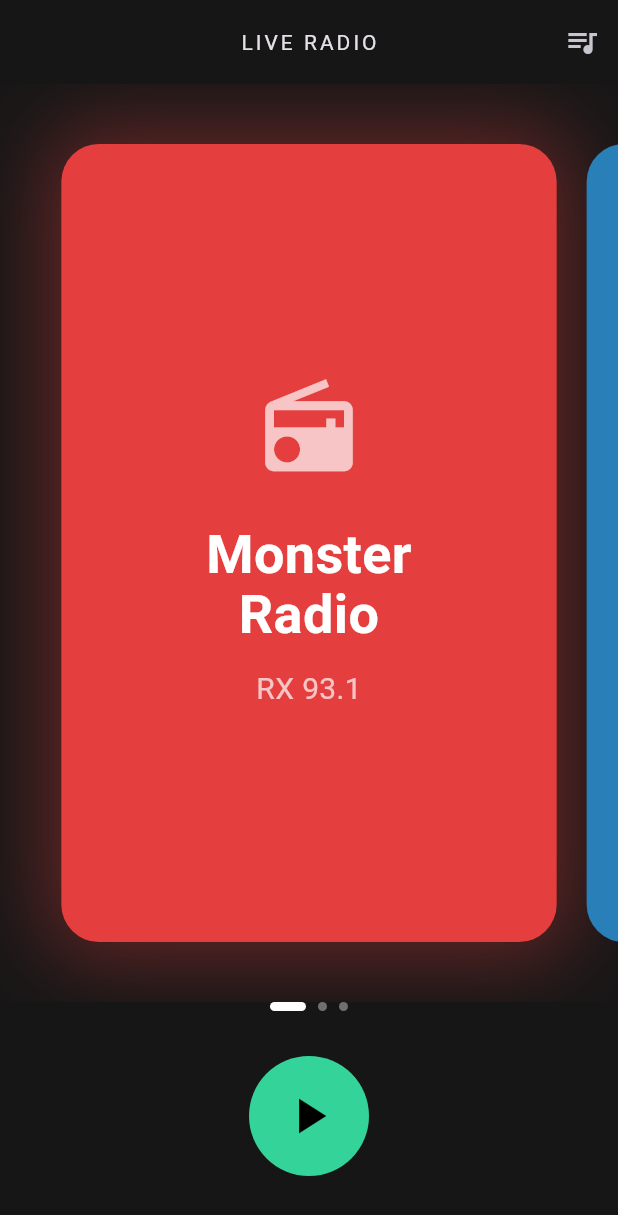
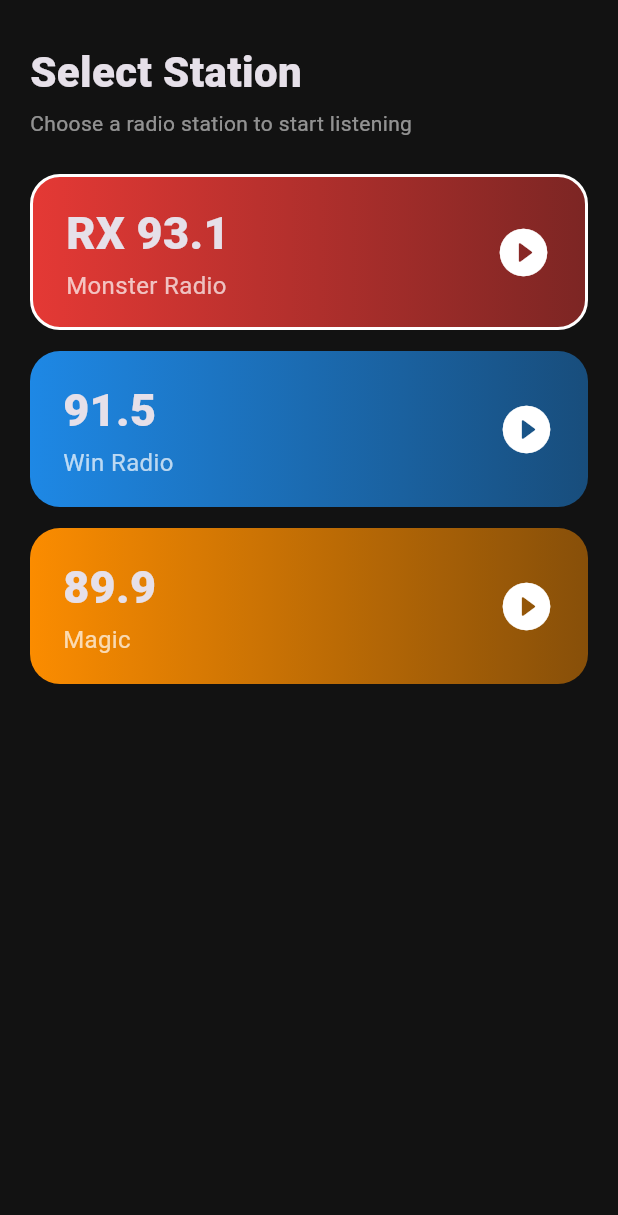
Before and after one commit to DRMx86/RADYOmo, a Flutter app: the screen it shows after launch, on a phone screen of 412 x 824 dp. Shown: the top 1215 px of the screen. Run offline on Flutter 3.47's test engine with Material 3 defaults, Android fonts, the phone set to English and light mode, and no system bars; our stand-ins replace just_audio, just_audio_background.

Commit message:
Refactor radio app structure and improve error handling
Refactor RadioApp and PlayerPage classes, update station handling, and improve error management.

```diff
--- a/lib/main.dart
+++ b/lib/main.dart
@@ -1,105 +1,80 @@
 import 'package:flutter/material.dart';
+import 'package:flutter/services.dart';
 import 'package:just_audio/just_audio.dart';
 import 'package:just_audio_background/just_audio_background.dart';
 
-void main() async {
+Future<void> main() async {
   WidgetsFlutterBinding.ensureInitialized();
-
+  try {
     await JustAudioBackground.init(
-    androidNotificationChannelId: 'com.example.radyomo.channel.audio',
-    androidNotificationChannelName: 'RADYOmo Playback',
+      androidNotificationChannelId: 'com.phradio.channel.audio',
+      androidNotificationChannelName: 'Radio playback',
       androidNotificationOngoing: true,
     );
-
+  } catch (_) {
+    // App still opens even if background service fails to start.
+  }
+  SystemChrome.setSystemUIOverlayStyle(SystemUiOverlayStyle.light);
   runApp(const RadioApp());
 }
 
-class RadioStation {
+class Station {
   final String name;
-  final String frequency;
+  final String freq;
   final String url;
   final Color color;
-  final String logoUrl;
-
-  RadioStation({
-    required this.name,
-    required this.frequency,
-    required this.url,
-    required this.color,
-    required this.logoUrl,
-  });
+  const Station(this.name, this.freq, this.url, this.color);
 }
 
+const stations = <Station>[
+  Station('Monster Radio', 'RX 93.1',
+      'https://in-icecast.eradioportal.com:8443/monsterrrx', Color(0xFFE53935)),
+  // ".m3u" removed: the player needs the raw stream, not a playlist file.
+  Station('Win Radio', '91.5', 'https://stream.zeno.fm/2ss1hgnu6hhvv',
+      Color(0xFF1E88E5)),
+  Station('Magic', '89.9', 'https://stream-161.zeno.fm/sh37pvfd938uv',
+      Color(0xFFFB8C00)),
+];
+
 class RadioApp extends StatelessWidget {
-  const RadioApp({Key? key}) : super(key: key);
-
+  const RadioApp({super.key});
   @override
-  Widget build(BuildContext context) {
-    return MaterialApp(
-      title: 'RADYOmo',
+  Widget build(BuildContext context) => MaterialApp(
+        title: 'PH Radio',
         debugShowCheckedModeBanner: false,
-      theme: ThemeData.dark().copyWith(
-        scaffoldBackgroundColor: const Color(0xFF161616),
+        theme: ThemeData(
+          brightness: Brightness.dark,
+          scaffoldBackgroundColor: const Color(0xFF121212),
         ),
-      home: const RadioPlayerScreen(),
+        home: const PlayerPage(),
       );
 }
+
+class PlayerPage extends StatefulWidget {
+  const PlayerPage({super.key});
+  @override
+  State<PlayerPage> createState() => _PlayerPageState();
 }
 
-class RadioPlayerScreen extends StatefulWidget {
-  const RadioPlayerScreen({Key? key}) : super(key: key);
-
-  @override
-  State<RadioPlayerScreen> createState() => _RadioPlayerScreenState();
-}
-
-class _RadioPlayerScreenState extends State<RadioPlayerScreen> {
-  final AudioPlayer _player = AudioPlayer(
-    userAgent: 'Mozilla/5.0 (Windows NT 10.0; Win64; x64) AppleWebKit/537.36 (KHTML, like Gecko) Chrome/120.0.0.0 Safari/537.36',
-  );
-
-  final PageController _pageController = PageController(viewportFraction: 0.85);
-  int _currentIndex = 0;
-  String? _errorMessage;
-  bool _isLoading = false;
-  int? _playingStationIndex;
-
-  // YOUR EXACT ORIGINAL STATIONS
-  final List<RadioStation> stations = [
-    RadioStation(
-      name: 'Monster\nRadio',
-      frequency: 'RX 93.1',
-      url: 'https://in-icecast.eradioportal.com:8443/monsterrrx',
-      color: const Color(0xFFE53E3E), // Red
-      logoUrl: 'https://via.placeholder.com/300/E53E3E/FFFFFF?text=Monster+Radio',
-    ),
-    RadioStation(
-      name: 'Win Radio',
-      frequency: '91.5',
-      url: 'https://stream.zeno.fm/2ss1hgnu6hhvv.m3u',
-      color: const Color(0xFF2980B9), // Blue
-      logoUrl: 'https://via.placeholder.com/300/2980B9/FFFFFF?text=Win+Radio',
-    ),
-    RadioStation(
-      name: 'Magic',
-      frequency: '89.9',
-      url: 'https://stream-161.zeno.fm/sh37pvfd938uv',
-      color: const Color(0xFFE67E22), // Orange
-      logoUrl: 'https://via.placeholder.com/300/E67E22/FFFFFF?text=Magic+89.9',
-    ),
-  ];
+class _PlayerPageState extends State<PlayerPage> {
+  late final AudioPlayer _player;
+  int _index = 0;
+  int _dir = 1; // slide direction for station change
+  bool _showList = true; // station selection visible on launch
 
   @override
   void initState() {
     super.initState();
+    // FIXED: Added userAgent so the radio servers don't block the app
+    _player = AudioPlayer(
+      userAgent: 'Mozilla/5.0 (Windows NT 10.0; Win64; x64) AppleWebKit/537.36 (KHTML, like Gecko) Chrome/120.0.0.0 Safari/537.36',
+    );
 
+    // FIXED: Added error listener for just_audio 0.9.46 without breaking your UI
     _player.playbackEventStream.listen(
       (event) {},
       onError: (Object error, StackTrace stackTrace) {
-        setState(() {
-          _errorMessage = "Playback Error: ${error.toString()}";
-          _isLoading = false;
-        });
+        _snack('Playback error. Check your connection.');
       },
     );
   }
@@ -107,176 +82,195 @@ class _RadioPlayerScreenState extends State<RadioPlayerScreen> {
   @override
   void dispose() {
     _player.dispose();
-    _pageController.dispose();
     super.dispose();
   }
 
-  Future<void> _togglePlay(int index) async {
-    final station = stations[index];
+  void _snack(String m) {
+    if (!mounted) return;
+    ScaffoldMessenger.of(context).showSnackBar(SnackBar(content: Text(m)));
+  }
 
-    if (_playingStationIndex != index) {
-      setState(() {
-        _errorMessage = null;
-        _isLoading = true;
-        _playingStationIndex = index;
-      });
-
+  Future<void> _load(int i) async {
+    final s = stations[i];
     try {
-        await _player.stop();
-        await _player.setAudioSource(
-          AudioSource.uri(
-            Uri.parse(station.url),
-            tag: MediaItem(
-              id: station.name,
-              title: station.name.replaceAll('\n', ' '),
-              artist: station.frequency,
-              artUri: Uri.parse(station.logoUrl),
-            ),
-          ),
-        );
-
-        if (mounted) setState(() => _isLoading = false);
+      await _player.setAudioSource(AudioSource.uri(
+        Uri.parse(s.url),
+        tag: MediaItem(id: s.url, title: s.name, artist: s.freq, album: 'Live Radio'),
+      ));
       _player.play();
-      } catch (e) {
-        if (mounted) {
-          setState(() {
-            _errorMessage = "Error: $e";
-            _isLoading = false;
-          });
+    } catch (_) {
+      _snack('Unable to play this station. Check your connection.');
     }
   }
+
+  Future<void> _toggle() async {
+    if (_player.playing) {
+      await _player.stop(); // live stream: resume returns to live
     } else {
-      if (_player.playing) {
-        _player.pause();
-      } else {
-        _player.play();
+      await _load(_index);
     }
-      setState(() {});
   }
+
+  void _select(int i, {bool fromList = false}) {
+    setState(() {
+      _dir = i >= _index ? 1 : -1;
+      _index = i;
+      if (fromList) _showList = false;
+    });
+    if (fromList || _player.playing) _load(i);
+  }
+
+  void _onSwipe(DragEndDetails d) {
+    final v = d.primaryVelocity ?? 0;
+    if (v < -300 && _index < stations.length - 1) _select(_index + 1);
+    if (v > 300 && _index > 0) _select(_index - 1);
   }
 
   @override
   Widget build(BuildContext context) {
+    final st = stations[_index];
     return Scaffold(
-      appBar: AppBar(
-        title: const Text('LIVE RADIO', style: TextStyle(letterSpacing: 2, fontSize: 14)),
-        centerTitle: true,
-        backgroundColor: Colors.transparent,
-        elevation: 0,
-        actions: [
-          IconButton(
-            icon: const Icon(Icons.queue_music),
-            onPressed: () {},
-          )
-        ],
-      ),
-      body: Column(
+      body: Stack(
         children: [
-          Expanded(
-            child: PageView.builder(
-              controller: _pageController,
-              itemCount: stations.length,
-              onPageChanged: (index) {
-                setState(() {
-                  _currentIndex = index;
-                });
-              },
-              itemBuilder: (context, index) {
-                final station = stations[index];
-                return AnimatedContainer(
-                  duration: const Duration(milliseconds: 300),
-                  margin: const EdgeInsets.symmetric(horizontal: 10, vertical: 40),
+          // ---------- PLAYER ----------
+          AnimatedContainer(
+            duration: const Duration(milliseconds: 500),
             decoration: BoxDecoration(
-                    color: station.color,
-                    borderRadius: BorderRadius.circular(25),
-                    boxShadow: [
-                      if (_currentIndex == index)
-                        BoxShadow(
-                          color: station.color.withOpacity(0.4),
-                          blurRadius: 50,
-                          spreadRadius: 10,
-                        )
-                    ],
-                  ),
-                  child: Column(
-                    mainAxisAlignment: MainAxisAlignment.center,
-                    children: [
-                      const Icon(Icons.radio, size: 70, color: Colors.white70),
-                      const SizedBox(height: 30),
-                      Text(
-                        station.name,
-                        textAlign: TextAlign.center,
-                        style: const TextStyle(
-                          fontSize: 36,
-                          fontWeight: FontWeight.bold,
-                          height: 1.1,
-                          color: Colors.white
+              gradient: LinearGradient(
+                begin: Alignment.topCenter,
+                end: Alignment.bottomCenter,
+                colors: [st.color.withOpacity(0.6), const Color(0xFF121212)],
+                stops: const [0, 0.7],
               ),
             ),
-                      const SizedBox(height: 15),
-                      Text(
-                        station.frequency,
-                        style: const TextStyle(fontSize: 20, color: Colors.white70)
+            child: SafeArea(
+              child: Column(
+                children: [
+                  Padding(
+                    padding: const EdgeInsets.fromLTRB(8, 8, 8, 0),
+                    child: Row(
+                      children: [
+                        const SizedBox(width: 48),
+                        const Expanded(
+                          child: Center(
+                            child: Text('LIVE RADIO',
+                                style: TextStyle(
+                                    letterSpacing: 3,
+                                    fontSize: 12,
+                                    color: Colors.white70)),
+                          ),
+                        ),
+                        IconButton(
+                          icon: const Icon(Icons.queue_music_rounded),
+                          onPressed: () => setState(() => _showList = true),
                         ),
                       ],
                     ),
+                  ),
+                  Expanded(
+                    child: GestureDetector(
+                      behavior: HitTestBehavior.opaque,
+                      onHorizontalDragEnd: _onSwipe,
+                      child: Center(
+                        child: AnimatedSwitcher(
+                          duration: const Duration(milliseconds: 350),
+                          transitionBuilder: (child, anim) {
+                            final incoming = child.key == ValueKey(_index);
+                            final begin = Offset(incoming ? _dir.toDouble() : -_dir.toDouble(), 0);
+                            return SlideTransition(
+                              position: Tween<Offset>(begin: begin, end: Offset.zero)
+                                  .animate(anim),
+                              child: FadeTransition(opacity: anim, child: child),
                             );
                           },
+                          child: _StationCard(key: ValueKey(_index), station: st),
                         ),
                       ),
-
+                    ),
+                  ),
                   Row(
                     mainAxisAlignment: MainAxisAlignment.center,
                     children: List.generate(
                       stations.length,
-              (index) => AnimatedContainer(
-                duration: const Duration(milliseconds: 300),
+                      (i) => AnimatedContainer(
+                        duration: const Duration(milliseconds: 250),
                         margin: const EdgeInsets.symmetric(horizontal: 4),
-                height: 6,
-                width: _currentIndex == index ? 24 : 6,
+                        width: i == _index ? 20 : 8,
+                        height: 8,
                         decoration: BoxDecoration(
-                  color: _currentIndex == index ? Colors.white : Colors.white38,
-                  borderRadius: BorderRadius.circular(3),
+                          color: i == _index ? Colors.white : Colors.white30,
+                          borderRadius: BorderRadius.circular(4),
                         ),
                       ),
                     ),
                   ),
-
-          const SizedBox(height: 30),
-
-          GestureDetector(
-            onTap: () => _togglePlay(_currentIndex),
-            child: Container(
-              width: 80,
-              height: 80,
-              margin: const EdgeInsets.only(bottom: 40),
-              decoration: const BoxDecoration(
-                shape: BoxShape.circle,
-                color: Color(0xFF34D399),
+                  const SizedBox(height: 28),
+                  StreamBuilder<PlayerState>(
+                    stream: _player.playerStateStream,
+                    builder: (context, snap) {
+                      final s = snap.data;
+                      final loading =
+                          s?.processingState == ProcessingState.loading ||
+                              s?.processingState == ProcessingState.buffering;
+                      return _PlayButton(
+                        playing: s?.playing ?? false,
+                        busy: loading,
+                        onTap: _toggle,
+                      );
+                    },
                   ),
-              child: _isLoading && _playingStationIndex == _currentIndex
-                ? const Padding(
-                    padding: EdgeInsets.all(24.0),
-                    child: CircularProgressIndicator(color: Colors.black),
-                  )
-                : Icon(
-                    (_player.playing && _playingStationIndex == _currentIndex)
-                        ? Icons.pause
-                        : Icons.play_arrow,
-                    color: Colors.black,
-                    size: 40,
+                  const SizedBox(height: 48),
+                ],
               ),
             ),
           ),
 
-          if (_errorMessage != null)
-            Container(
-              width: double.infinity,
-              color: Colors.white,
-              padding: const EdgeInsets.all(16),
-              child: Text(
-                _errorMessage!,
-                style: const TextStyle(color: Colors.black),
+          // ---------- STATION SELECTION (slides in / out) ----------
+          Positioned.fill(
+            child: IgnorePointer(
+              ignoring: !_showList,
+              child: AnimatedSlide(
+                offset: _showList ? Offset.zero : const Offset(0, 1),
+                duration: const Duration(milliseconds: 380),
+                curve: Curves.easeOutCubic,
+                child: Container(
+                  color: const Color(0xFF121212),
+                  child: SafeArea(
+                    child: Padding(
+                      padding: const EdgeInsets.symmetric(horizontal: 20),
+                      child: Column(
+                        crossAxisAlignment: CrossAxisAlignment.start,
+                        children: [
+                          const SizedBox(height: 28),
+                          const Text('Select Station',
+                              style: TextStyle(
+                                  fontSize: 28, fontWeight: FontWeight.w800)),
+                          const SizedBox(height: 4),
+                          const Text('Choose a radio station to start listening',
+                              style: TextStyle(color: Colors.white54)),
+                          const SizedBox(height: 24),
+                          Expanded(
+                            child: ListView.separated(
+                              itemCount: stations.length,
+                              separatorBuilder: (_, __) => const SizedBox(height: 14),
+                              itemBuilder: (context, i) => _StationTile(
+                                station: stations[i],
+                                selected: i == _index,
+                                onTap: () => _select(i, fromList: true),
+                              ),
+                            ),
+                          ),
+                          if (_player.playing || _index >= 0 && _player.processingState != ProcessingState.idle)
+                            TextButton(
+                              onPressed: () => setState(() => _showList = false),
+                              child: const Text('Back to player'),
+                            ),
+                        ],
+                      ),
+                    ),
+                  ),
+                ),
+              ),
             ),
           ),
         ],
@@ -284,3 +278,129 @@ class _RadioPlayerScreenState extends State<RadioPlayerScreen> {
     );
   }
 }
+
+class _StationTile extends StatelessWidget {
+  final Station station;
+  final bool selected;
+  final VoidCallback onTap;
+  const _StationTile(
+      {required this.station, required this.selected, required this.onTap});
+
+  @override
+  Widget build(BuildContext context) {
+    return Material(
+      color: Colors.transparent,
+      child: InkWell(
+        borderRadius: BorderRadius.circular(20),
+        onTap: onTap,
+        child: Ink(
+          height: 104,
+          decoration: BoxDecoration(
+            borderRadius: BorderRadius.circular(20),
+            gradient: LinearGradient(
+              begin: Alignment.centerLeft,
+              end: Alignment.centerRight,
+              colors: [station.color, station.color.withOpacity(0.5)],
+            ),
+            border: selected ? Border.all(color: Colors.white, width: 2) : null,
+          ),
+          padding: const EdgeInsets.symmetric(horizontal: 22),
+          child: Row(
+            children: [
+              Expanded(
+                child: Column(
+                  mainAxisAlignment: MainAxisAlignment.center,
+                  crossAxisAlignment: CrossAxisAlignment.start,
+                  children: [
+                    Text(station.freq,
+                        style: const TextStyle(
+                            fontSize: 30, fontWeight: FontWeight.w800)),
+                    const SizedBox(height: 2),
+                    Text(station.name,
+                        style: const TextStyle(
+                            fontSize: 16, color: Colors.white70)),
+                  ],
+                ),
+              ),
+              const Icon(Icons.play_circle_fill_rounded,
+                  size: 38, color: Colors.white),
+            ],
+          ),
+        ),
+      ),
+    );
+  }
+}
+
+class _StationCard extends StatelessWidget {
+  final Station station;
+  const _StationCard({super.key, required this.station});
+
+  @override
+  Widget build(BuildContext context) {
+    final w = MediaQuery.of(context).size.width * 0.78;
+    return Container(
+      width: w,
+      height: w * 1.2,
+      decoration: BoxDecoration(
+        borderRadius: BorderRadius.circular(24),
+        gradient: LinearGradient(
+          begin: Alignment.topLeft,
+          end: Alignment.bottomRight,
+          colors: [station.color, station.color.withOpacity(0.55)],
+        ),
+        boxShadow: [
+          BoxShadow(
+            color: station.color.withOpacity(0.45),
+            blurRadius: 30,
+            offset: const Offset(0, 16),
+          ),
+        ],
+      ),
+      padding: const EdgeInsets.all(24),
+      child: Column(
+        mainAxisAlignment: MainAxisAlignment.center,
+        children: [
+          const Icon(Icons.radio, size: 56, color: Colors.white70),
+          const SizedBox(height: 20),
+          Text(station.freq,
+              style: const TextStyle(fontSize: 44, fontWeight: FontWeight.w800)),
+          const SizedBox(height: 8),
+          Text(station.name,
+              textAlign: TextAlign.center,
+              style: const TextStyle(fontSize: 20, fontWeight: FontWeight.w500)),
+        ],
+      ),
+    );
+  }
+}
+
+class _PlayButton extends StatelessWidget {
+  final bool playing;
+  final bool busy;
+  final VoidCallback onTap;
+  const _PlayButton(
+      {required this.playing, required this.busy, required this.onTap});
+
+  @override
+  Widget build(BuildContext context) {
+    return GestureDetector(
+      onTap: onTap,
+      child: Container(
+        width: 78,
+        height: 78,
+        decoration: const BoxDecoration(
+          color: Color(0xFF1DB954),
+          shape: BoxShape.circle,
+        ),
+        child: busy
+            ? const Padding(
+                padding: EdgeInsets.all(24),
+                child: CircularProgressIndicator(strokeWidth: 3, color: Colors.black),
+              )
+            : Icon(playing ? Icons.pause_rounded : Icons.play_arrow_rounded,
+                size: 46, color: Colors.black),
+      ),
+    );
+  }
+}
```
Lines whose indentation alone changed are shown as unchanged.
